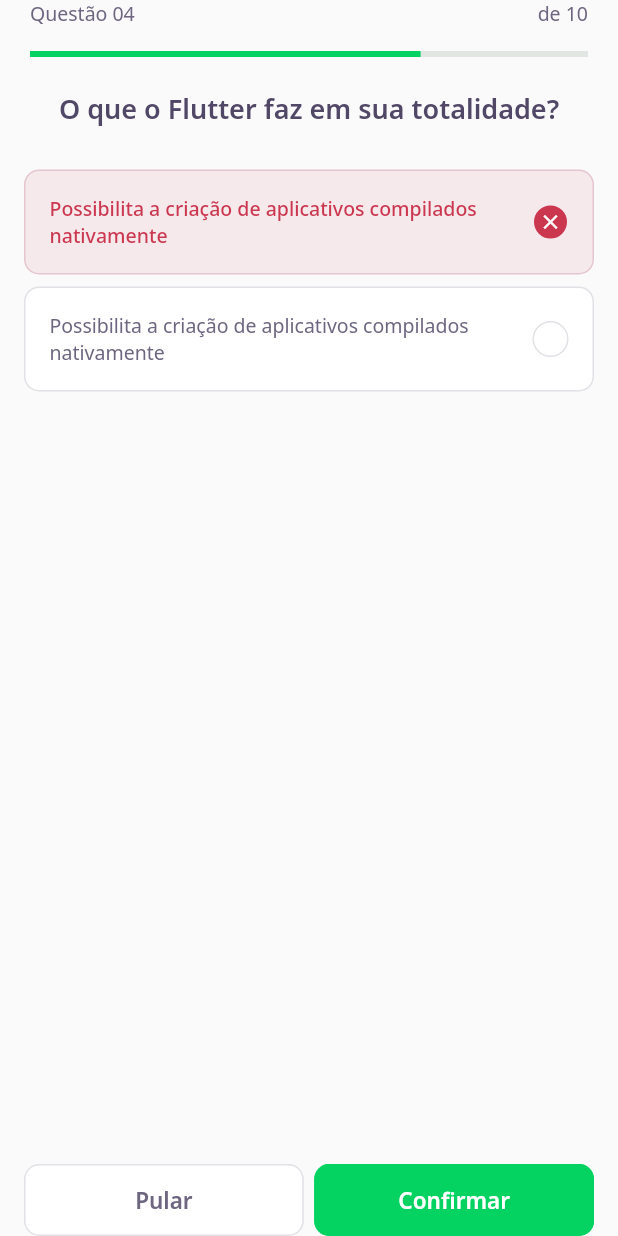
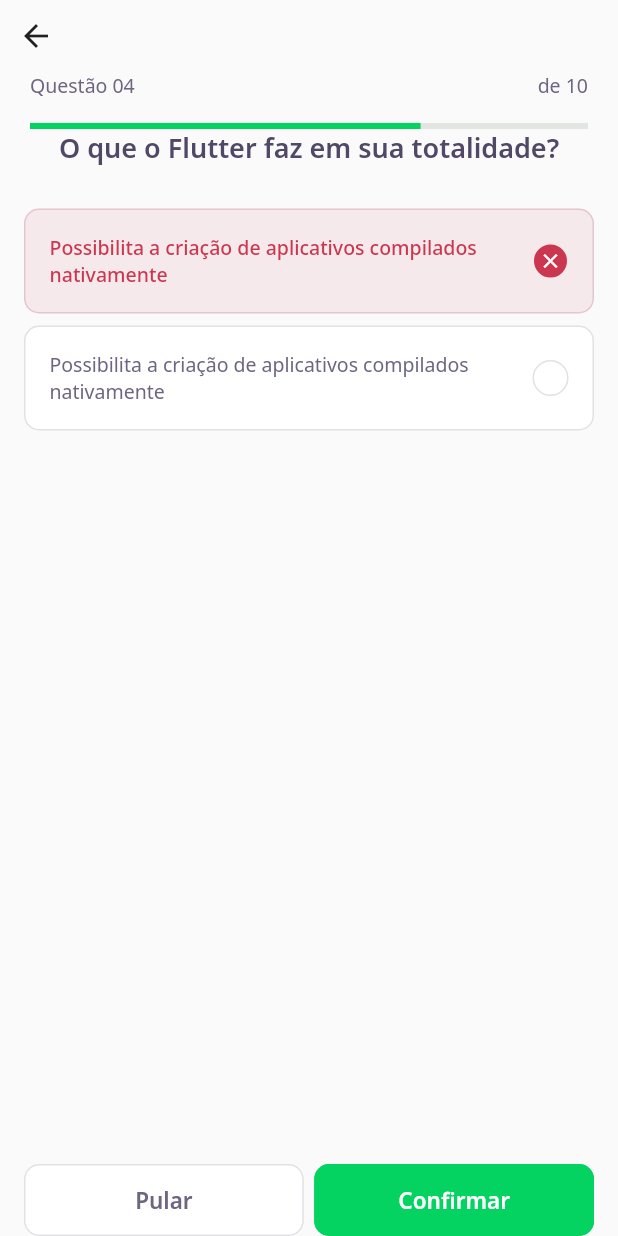
Before and after one commit to VialdeSouza/dev-quiz-flutter, a Flutter app: the ChallengePage screen opened directly, on a phone screen of 412 x 824 dp. Run offline on Flutter 3.47's test engine with Material 2 defaults, Android fonts, the phone set to English and light mode, and no system bars; our stand-ins replace google_fonts; accounts and stored records are empty; network calls fail.

Commit message:
feat: add navigation

```diff
--- a/lib/challenge/challenge_page.dart
+++ b/lib/challenge/challenge_page.dart
@@ -13,8 +13,17 @@ class _ChallengePageState extends State<ChallengePage> {
   Widget build(BuildContext context) {
     return Scaffold(
       appBar: PreferredSize(
-        preferredSize: Size.fromHeight(60),
-        child: SafeArea(top: true, child: QuestionIndicatorWidget()),
+        preferredSize: Size.fromHeight(86),
+        child: SafeArea(
+          top: true,
+          child: Column(
+            crossAxisAlignment: CrossAxisAlignment.start,
+            children: [
+              BackButton(),
+              QuestionIndicatorWidget(),
+            ],
+          ),
+        ),
       ),
       body: QuizWidget(title: 'O que o Flutter faz em sua totalidade?'),
       bottomNavigationBar: SafeArea(
--- a/lib/core/app_widget.dart
+++ b/lib/core/app_widget.dart
@@ -7,7 +7,7 @@ class AppWidget extends StatelessWidget {
   Widget build(BuildContext context) {
     return MaterialApp(
       title: "DevQuiz",
-      home: ChallengePage(),
+      home: HomePage(),
     );
   }
 }
```
Also changed, not shown: lib/home/home_page.dart (+9 -0 lines), lib/home/widgets/quiz_card/quiz_card_widget.dart (+12 -4 lines).
